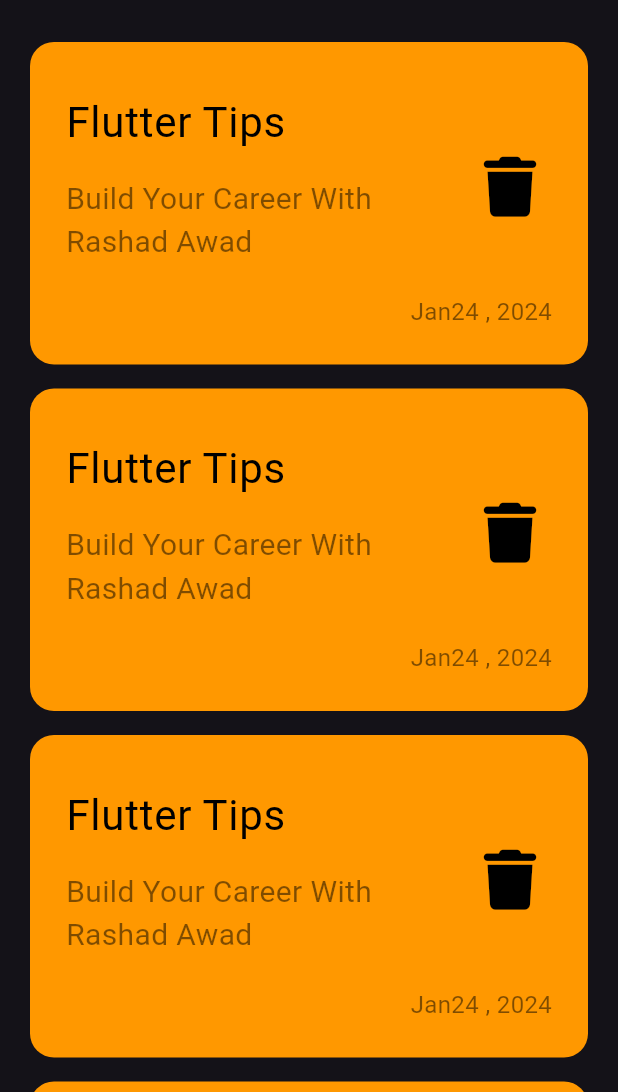
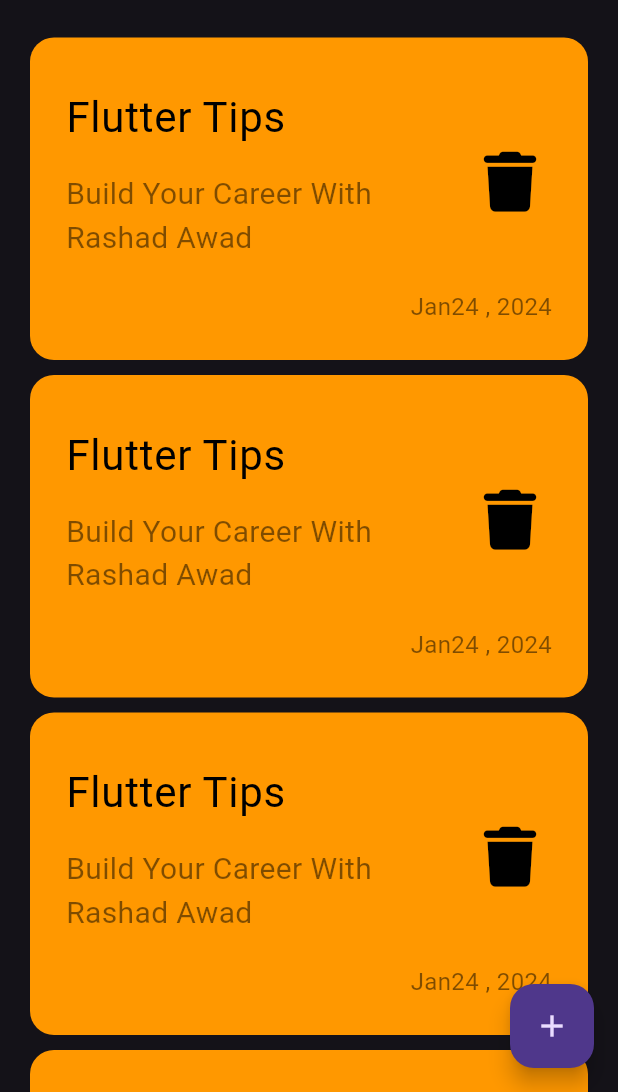
Before and after one commit to RashadAwad14/notes_app, a Flutter app: the screen it shows after launch, on a phone screen of 412 x 824 dp, the part 144-1236 px from its top. Run offline on Flutter 3.47's test engine with Material 3 defaults, Android fonts, the phone set to English and light mode, and no system bars; our stand-ins replace font_awesome_flutter, google_fonts; Roboto replaces fonts that are missing (Acme).

Commit message:
some commit comment

```diff
--- a/lib/components/note_list_view.dart
+++ b/lib/components/note_list_view.dart
@@ -11,7 +11,7 @@ class NotesListView extends StatelessWidget {
       child: ListView.builder(
         itemBuilder: (context, index) {
           return const Padding(
-            padding: EdgeInsets.symmetric(vertical:8.0),
+            padding: EdgeInsets.symmetric(vertical:5.0),
             child: NoteItem(),
           );
         },
--- a/lib/screens/notes_view.dart
+++ b/lib/screens/notes_view.dart
@@ -6,10 +6,12 @@ class NotesView extends StatelessWidget {
 
   @override
   Widget build(BuildContext context) {
-    return  const Scaffold(
-      body: NotesViewBody(
-
+    return Scaffold(
+      floatingActionButton: FloatingActionButton(
+        onPressed: () {},
+        child: const Icon(Icons.add),
       ),
+      body: const NotesViewBody(),
     );
   }
 }
```
